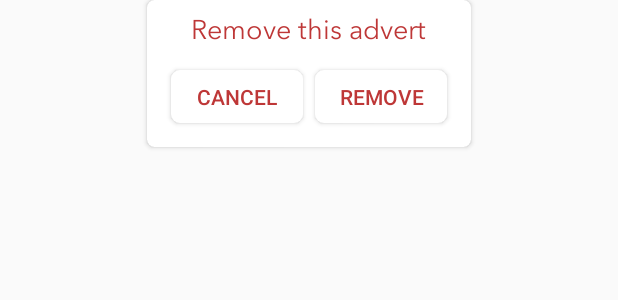
After one commit to 4th4/Nile, an Android app: the layout dialog_remove.xml on its own in the app's theme, with its tools: preview values and no code run, on a phone screen of 412 x 824 dp. The commit adds this screen. Shown: the top 300 px of the screen. Run offline under Robolectric (Android 15) with nearby library versions, the phone set to English and light mode, and no system bars; network calls fail.

Commit message:
Добавлена функция удаления обьявлений с устровйства, улучшен фильтр недопустимых символов.

```diff
--- a/app/src/main/res/layout/activity_main.xml
+++ b/app/src/main/res/layout/activity_main.xml
@@ -67,7 +67,6 @@
             android:paddingStart="8dp"
             android:textColor="@color/colorPrimary"
             android:textColorLink="@color/colorPrimary"
-            android:textCursorDrawable="@color/colorPrimary"
             android:textSize="14sp" />
 
         <TextView
@@ -99,7 +98,6 @@
             android:paddingTop="4dp"
             android:textColor="@color/colorPrimary"
             android:textColorLink="@color/colorPrimary"
-            android:textCursorDrawable="@color/colorPrimary"
             android:textSize="14sp" />
 
         <Button
--- /dev/null
+++ b/app/src/main/res/layout/dialog_remove.xml
@@ -0,0 +1,62 @@
+<?xml version="1.0" encoding="utf-8"?>
+<RelativeLayout xmlns:android="http://schemas.android.com/apk/res/android"
+    xmlns:app="http://schemas.android.com/apk/res-auto"
+    android:layout_width="match_parent"
+    android:layout_height="match_parent">
+
+    <android.support.v7.widget.CardView
+        android:layout_width="wrap_content"
+        android:layout_height="wrap_content"
+        android:layout_centerHorizontal="true"
+        app:cardCornerRadius="5dp"
+        app:cardElevation="2dp">
+
+        <RelativeLayout
+            android:layout_width="wrap_content"
+            android:layout_height="wrap_content"
+            android:padding="8dp">
+
+            <TextView
+                android:id="@+id/textView"
+                android:layout_width="wrap_content"
+                android:layout_height="wrap_content"
+                android:layout_alignParentEnd="false"
+                android:layout_alignParentStart="false"
+                android:layout_centerHorizontal="true"
+                android:fontFamily="@font/avenir_next_regular"
+                android:text="Remove this advert"
+                android:textColor="@color/colorPrimary"
+                android:textSize="18sp" />
+
+            <Button
+                android:id="@+id/cancel"
+                android:layout_width="wrap_content"
+                android:layout_height="35dp"
+                android:layout_below="@+id/textView"
+                android:layout_marginBottom="8dp"
+                android:layout_marginEnd="4dp"
+                android:layout_marginStart="8dp"
+                android:layout_marginTop="16dp"
+                android:background="@drawable/btn"
+                android:elevation="2dp"
+                android:text="Cancel"
+                android:textColor="@color/colorPrimary" />
+
+            <Button
+                android:id="@+id/remove"
+                android:layout_width="wrap_content"
+                android:layout_height="35dp"
+                android:layout_below="@+id/textView"
+                android:layout_marginBottom="8dp"
+                android:layout_marginEnd="8dp"
+                android:layout_marginStart="4dp"
+                android:layout_marginTop="16dp"
+                android:layout_toEndOf="@+id/cancel"
+                android:background="@drawable/btn"
+                android:elevation="2dp"
+                android:text="Remove"
+                android:textColor="@color/colorPrimary" />
+
+        </RelativeLayout>
+    </android.support.v7.widget.CardView>
+</RelativeLayout>
--- a/app/src/main/res/layout/qr_dialog.xml
+++ b/app/src/main/res/layout/qr_dialog.xml
@@ -22,7 +22,7 @@
         android:layout_marginTop="8dp"
         android:background="@drawable/btn"
         android:fontFamily="@font/avenir_next_regular"
-        android:text="Save"
+        android:text="Share"
         android:textColor="@color/colorPrimary" />
 
 </RelativeLayout>
```
Also changed, not shown: app/src/main/java/com/example/a4th4/qradvert/AdvertAdapter.kt (+2 -8 lines), app/src/main/java/com/example/a4th4/qradvert/MainActivity.kt (+150 -33 lines).
